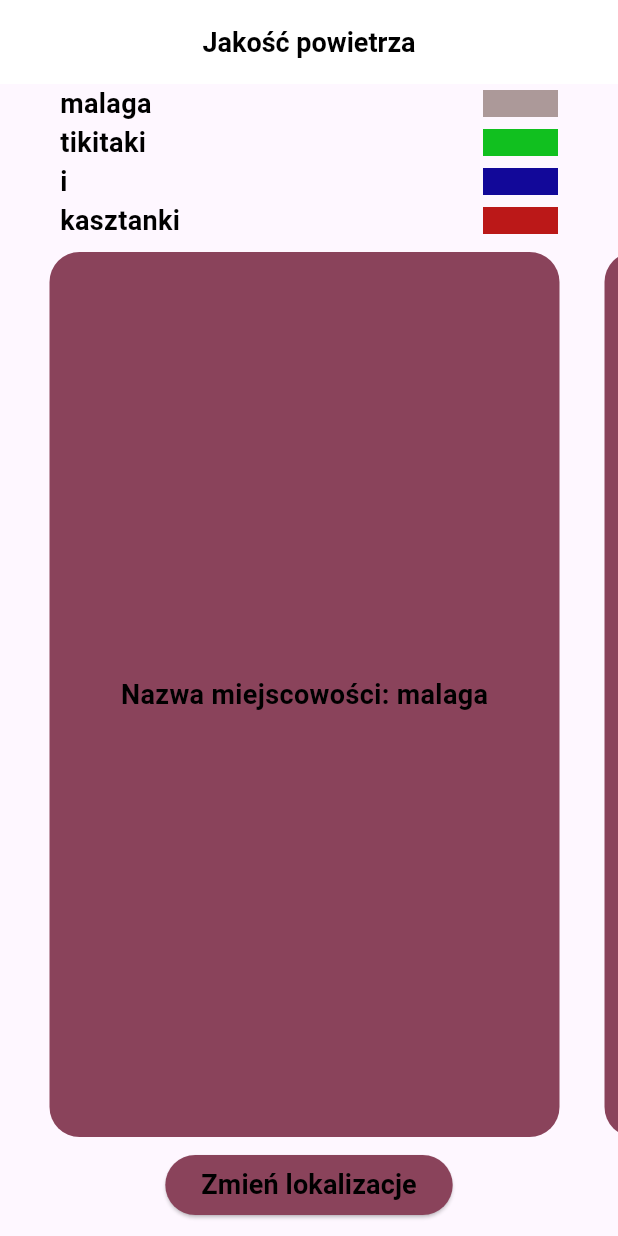
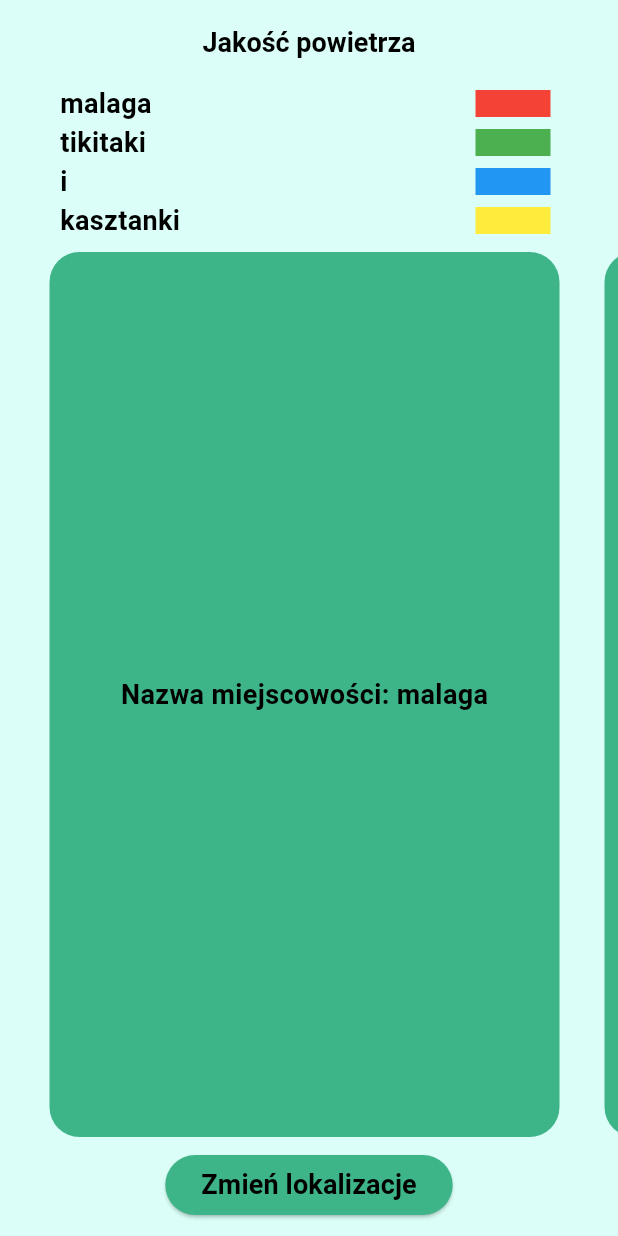
Before and after one commit to Jerzy-Raszka/Air-quality-app, a Flutter app: the screen it shows after launch, on a phone screen of 412 x 824 dp. Run offline on Flutter 3.47's test engine with Material 3 defaults, Android fonts, the phone set to English and light mode, and no system bars.

Commit message:
ColorChanges

```diff
--- a/lib/models/choosen_city.dart
+++ b/lib/models/choosen_city.dart
@@ -23,7 +23,7 @@ class ChoosenCity extends StatelessWidget {
           width: 30,
         ),
         Padding(
-          padding: const EdgeInsets.only(right: 40.0),
+          padding: const EdgeInsets.only(right: 45.0),
           child: Container(
             width: 50,
             height: 18,
--- a/lib/models/city_data.dart
+++ b/lib/models/city_data.dart
@@ -10,7 +10,7 @@ class CityData extends StatelessWidget {
       child: Container(
         decoration: const BoxDecoration(
           borderRadius: BorderRadius.all(Radius.circular(20)),
-          color: Color.fromARGB(255, 138, 67, 91),
+          color: Color.fromARGB(255, 62, 180, 137),
         ),
         width: 340,
         child: Center(
--- a/lib/pages/home.dart
+++ b/lib/pages/home.dart
@@ -7,23 +7,24 @@ class HomePage extends StatelessWidget {
   @override
   Widget build(BuildContext context) {
     return Scaffold(
+        backgroundColor: const Color.fromARGB(255, 219, 255, 248),
         appBar: appBar(),
         body: Column(
           children: <Widget>[
             const ChoosenCity(
-              boxColor: Color.fromARGB(255, 172, 153, 153),
+              boxColor: Colors.red,
               cityName: 'malaga',
             ),
             const ChoosenCity(
-              boxColor: Color.fromARGB(255, 17, 192, 31),
+              boxColor: Colors.green,
               cityName: 'tikitaki',
             ),
             const ChoosenCity(
-              boxColor: Color.fromARGB(255, 18, 8, 153),
+              boxColor: Colors.blue,
               cityName: 'i',
             ),
             const ChoosenCity(
-              boxColor: Color.fromARGB(255, 187, 24, 24),
+              boxColor: Colors.yellow,
               cityName: 'kasztanki',
             ),
             Expanded(
@@ -49,7 +50,7 @@ class HomePage extends StatelessWidget {
             ),
             ElevatedButton(
               style: ElevatedButton.styleFrom(
-                backgroundColor: const Color.fromARGB(255, 138, 67, 91),
+                backgroundColor: Color.fromARGB(255, 62, 180, 137),
               ),
               child: const Text(
                 'Zmień lokalizacje',
@@ -74,7 +75,7 @@ class HomePage extends StatelessWidget {
         style: TextStyle(
             color: Colors.black, fontSize: 18, fontWeight: FontWeight.bold),
       ),
-      backgroundColor: Colors.white,
+      backgroundColor: const Color.fromARGB(255, 219, 255, 248),
       elevation: 0.0,
       centerTitle: true,
     );
```
